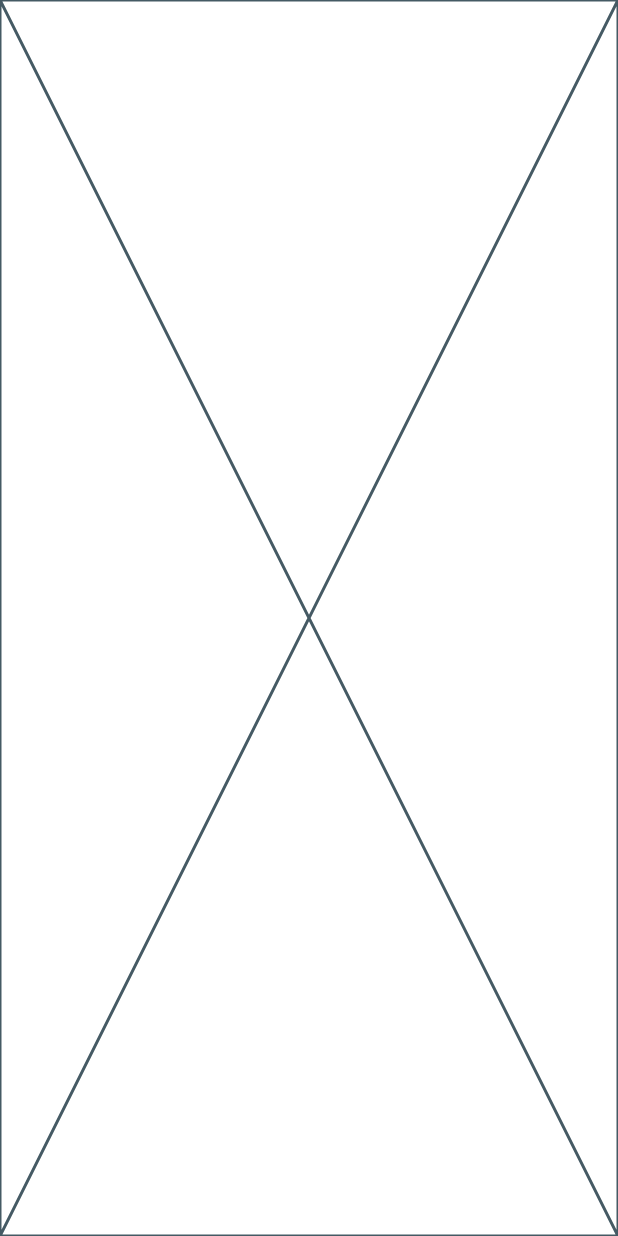
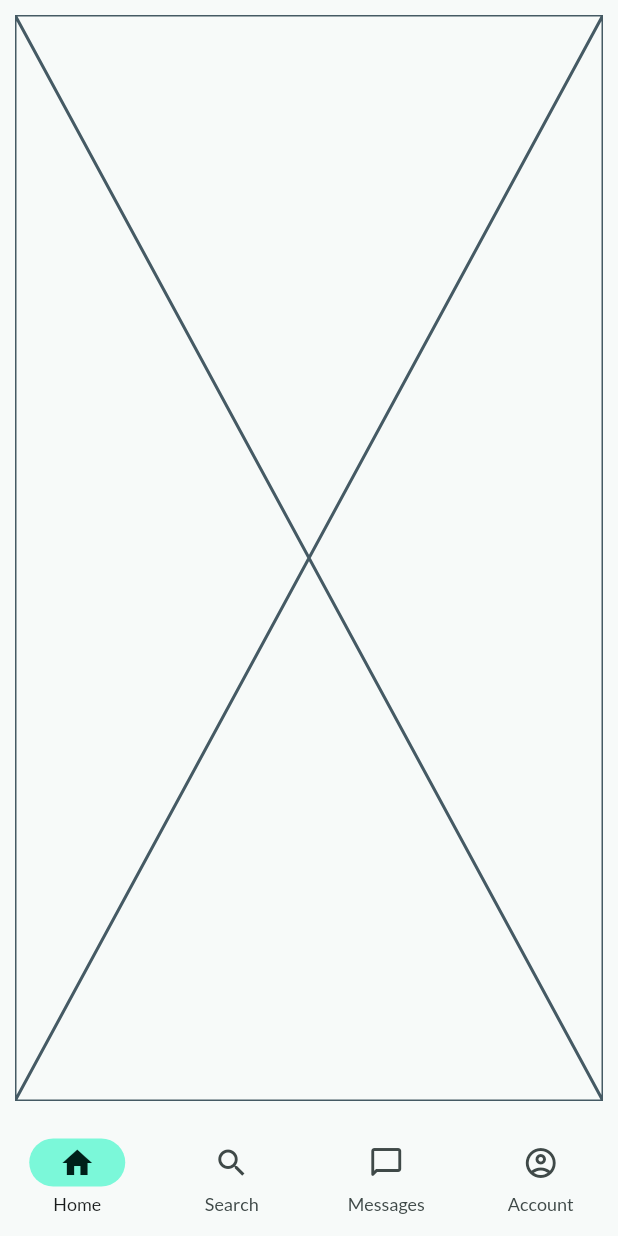
Before and after one commit to Arnie1x/fixfinder, a Flutter app: the screen it shows after launch, on a phone screen of 412 x 824 dp. Run offline on Flutter 3.47's test engine with Material 2 defaults, Android fonts, the phone set to English and light mode, and no system bars; our stand-ins replace beamer, bot_toast, get, get_storage, google_fonts, jwt_decoder.

Commit message:
Created a Responsive Layout Design
basic Responsive Layout Guidelines for both large and small screens

```diff
--- /dev/null
+++ b/frontend/lib/helpers/layout/site_layout.dart
@@ -0,0 +1,21 @@
+import 'package:fixfinder/helpers/layout/site_layout_large.dart';
+import 'package:fixfinder/helpers/layout/site_layout_small.dart';
+import 'package:flutter/widgets.dart';
+
+const int largeScreenSize = 1440;
+const int smallScreenSize = 600;
+
+class SiteLayout extends StatelessWidget {
+  const SiteLayout({super.key});
+
+  @override
+  Widget build(BuildContext context) {
+    return LayoutBuilder(builder: (context, constraints) {
+      if (constraints.maxWidth < largeScreenSize) {
+        return const SiteLayoutSmall();
+      } else {
+        return const SiteLayoutLarge();
+      }
+    });
+  }
+}
--- /dev/null
+++ b/frontend/lib/helpers/layout/site_layout_small.dart
@@ -0,0 +1,43 @@
+import 'package:fixfinder/helpers/local_navigator.dart';
+import 'package:flutter/material.dart';
+
+class SiteLayoutSmall extends StatelessWidget {
+  const SiteLayoutSmall({super.key});
+
+  @override
+  Widget build(BuildContext context) {
+    final GlobalKey<ScaffoldState> scaffoldKey = GlobalKey<ScaffoldState>();
+
+    return Scaffold(
+      key: scaffoldKey,
+      bottomNavigationBar: NavigationBar(
+        onDestinationSelected: (int index) {},
+        destinations: const [
+          NavigationDestination(
+            icon: Icon(Icons.home_outlined),
+            selectedIcon: Icon(Icons.home),
+            label: 'Home',
+          ),
+          NavigationDestination(
+            icon: Icon(Icons.search_outlined),
+            label: 'Search',
+          ),
+          NavigationDestination(
+            icon: Icon(Icons.messenger_outline_rounded),
+            selectedIcon: Icon(Icons.messenger),
+            label: 'Messages',
+          ),
+          NavigationDestination(
+            icon: Icon(Icons.account_circle_outlined),
+            selectedIcon: Icon(Icons.account_circle_rounded),
+            label: 'Account',
+          ),
+        ],
+      ),
+      body: Container(
+        padding: const EdgeInsets.all(10),
+        child: beamerNavigator(),
+      ),
+    );
+  }
+}
--- a/frontend/lib/routes/routes.dart
+++ b/frontend/lib/routes/routes.dart
@@ -1,4 +1,5 @@
 import 'package:beamer/beamer.dart';
+import 'package:fixfinder/helpers/layout/site_layout.dart';
 import 'package:fixfinder/pages/auth/auth.dart';
 import 'package:fixfinder/pages/auth/login/login.dart';
 import 'package:fixfinder/pages/auth/register/register.dart';
@@ -39,9 +40,10 @@ class Routes {
           title: 'Authentication: FixFinder',
           child: AuthPage()),
       '*': (context, state, data) =>
-            const BeamPage(key: ValueKey('main'), child: Placeholder()),
+          const BeamPage(key: ValueKey('main'), child: SiteLayout()),
     }),
-      guards: guards);
+    // guards: guards
+  );
 
   static Map<Pattern, dynamic Function(BuildContext, BeamState, Object?)>
       authBeamerRoutes = {
@@ -62,4 +64,9 @@ class Routes {
     homeRoute: (context, state, data) => const BeamPage(
         key: ValueKey('home'), title: 'Home: FixFinder', child: Placeholder()),
   };
+  static Map<Pattern, dynamic Function(BuildContext, BeamState, Object?)>
+      messagesBeamerRoutes = {
+    homeRoute: (context, state, data) => const BeamPage(
+        key: ValueKey('home'), title: 'Home: FixFinder', child: Placeholder()),
+  };
 }
```
Also changed, not shown: frontend/lib/helpers/layout/site_layout_large.dart (added, +97 -0 lines), frontend/lib/helpers/local_navigator.dart (+7 -0 lines), frontend/lib/pages/home/home.dart (added). Lines whose indentation alone changed are shown as unchanged.
